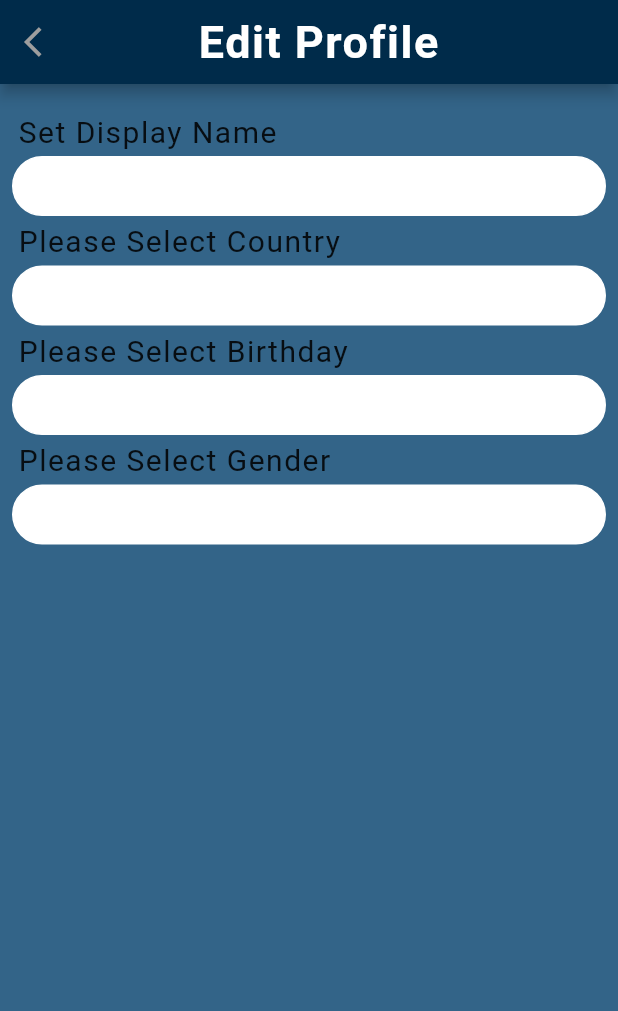
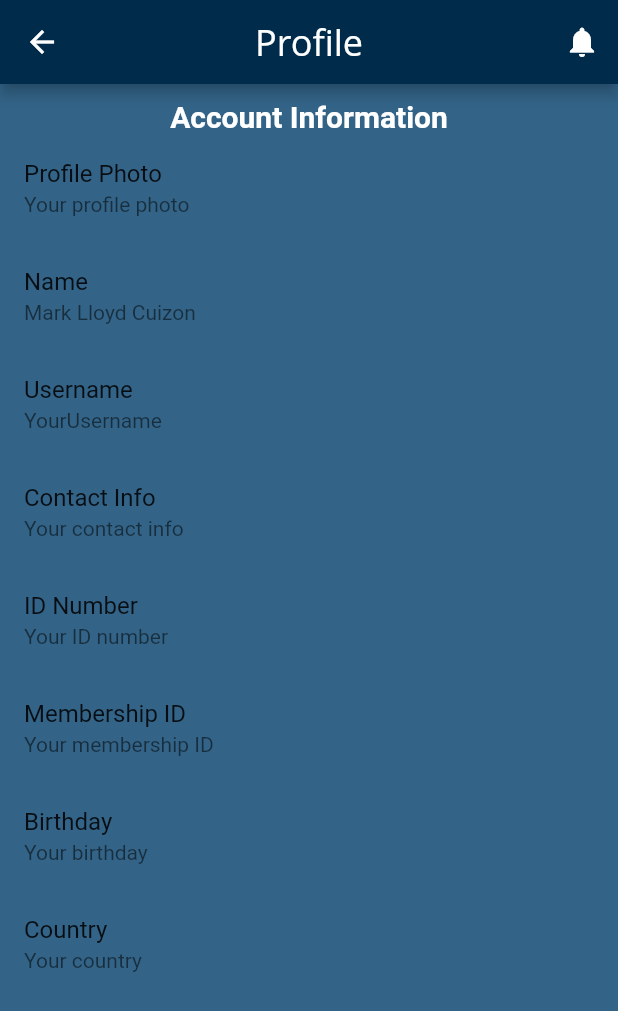
Before and after one commit to imbagalaxy1/ProfilePage, a Flutter app: the screen it shows after launch, after a tap on "Account Information", on a phone screen of 412 x 824 dp. Shown: the top 1011 px of the screen. Run offline on Flutter 3.47's test engine with Material 2 defaults, Android fonts, the phone set to English and light mode, and no system bars; our stand-ins replace font_awesome_flutter; Roboto replaces fonts that are missing (Open Sans).

Commit message:
Added ProfileAppBar

```diff
--- a/lib/components/Profile_appbar.dart
+++ b/lib/components/Profile_appbar.dart
@@ -1,33 +1,46 @@
+import 'dart:ui';
+
 import 'package:flutter/material.dart';
+import 'package:profile_page/components/NotificationPage.dart';
 
 class ProfileAppBar extends StatelessWidget implements PreferredSizeWidget {
-  const ProfileAppBar({Key? key}) : super(key: key);
+  final String title;
+
+  const ProfileAppBar({Key? key, required this.title}) : super(key: key);
+
 
   @override
   Widget build(BuildContext context) {
+    return appbar(context);
+  }
+
+  AppBar appbar(BuildContext context){
     return AppBar(
-        backgroundColor: const Color(0xFF002b4a),
-        title: const Padding(
-          padding: EdgeInsets.symmetric(horizontal: 90.0),
-          child: Row(
-            children: [
-              Text(
-              "Profile",
-             style: TextStyle(
-              fontSize: 30.0,
-              fontWeight: FontWeight.bold,
-              letterSpacing: 1.0,
-             ),
-             ),
-            ]
-          ),
+      backgroundColor: const Color(0xFF002B4A),
+      centerTitle: true,
+      title: Text(
+        title,
+        style: const TextStyle(
+          fontSize: 24,
+          fontFamily: "Open Sans",
+          fontVariations: [
+            FontVariation('wght', 700)
+          ]
         ),
-        leading: IconButton(
-          icon: const Icon(Icons.arrow_back_ios),
-          color: Colors.grey,
-          onPressed: () => Navigator.pop(context),
-          ),
-      );
+      ),
+      actions: [
+        IconButton(
+          icon: const Icon(Icons.notifications),
+          onPressed: () {
+            navigatesToNotificationPage(context);
+          },
+        ),
+      ],
+    );
+  }
+  void navigatesToNotificationPage(BuildContext context) {
+    Navigator.push(context, MaterialPageRoute(builder: (context) => NotificationPage()));
+
   }
     @override
   Size get preferredSize => const Size.fromHeight(kToolbarHeight);
--- /dev/null
+++ b/lib/screens/account_info_screen.dart
@@ -0,0 +1,75 @@
+import 'package:flutter/material.dart';
+import 'package:profile_page/components/Profile_appbar.dart';
+
+class AccountInformationScreen extends StatefulWidget {
+  const AccountInformationScreen({super.key});
+
+  @override
+  State<AccountInformationScreen> createState() => _AccountInformationScreenState();
+}
+
+class _AccountInformationScreenState extends State<AccountInformationScreen>
+    with SingleTickerProviderStateMixin {
+  late AnimationController _controller;
+
+  @override
+  void initState() {
+    super.initState();
+    _controller = AnimationController(vsync: this);
+  }
+
+  @override
+  void dispose() {
+    _controller.dispose();
+    super.dispose();
+  }
+
+  @override
+  Widget build(BuildContext context) {
+    return Scaffold(
+      appBar: const ProfileAppBar(title: "Profile"),
+      body: Column(
+        children: [
+          const SizedBox(height: 10.0),
+          Text('Account Information',
+            style: TextStyle(
+              fontSize: 20.0,
+              fontWeight: FontWeight.bold,
+              color: Colors.white,
+            ),
+          ),
+          SingleChildScrollView(
+            child: Column(
+              crossAxisAlignment: CrossAxisAlignment.start,
+              children: [
+                AccountInfoItem(label: 'Profile Photo', value: 'Your profile photo'),
+                AccountInfoItem(label: 'Name', value: 'Mark Lloyd Cuizon'),
+                AccountInfoItem(label: 'Username', value: 'YourUsername'),
+                AccountInfoItem(label: 'Contact Info', value: 'Your contact info'),
+                AccountInfoItem(label: 'ID Number', value: 'Your ID number'),
+                AccountInfoItem(label: 'Membership ID', value: 'Your membership ID'),
+                AccountInfoItem(label: 'Birthday', value: 'Your birthday'),
+                AccountInfoItem(label: 'Country', value: 'Your country'),
+              ],
+            ),
+          ),
+        ],
+      ),
+    );
+  }
+}
+
+class AccountInfoItem extends StatelessWidget {
+  final String label;
+  final String value;
+
+  AccountInfoItem({required this.label, required this.value});
+
+  @override
+  Widget build(BuildContext context) {
+    return ListTile(
+      title: Text(label),
+      subtitle: Text(value),
+    );
+  }
+}
--- a/lib/screens/health_records_screen.dart
+++ b/lib/screens/health_records_screen.dart
@@ -13,7 +13,7 @@ class _HealthRecordScreenState extends State<HealthRecordScreen> {
   @override
   Widget build(BuildContext context) {
     return Scaffold(
-      appBar: const ProfileAppBar(),
+      appBar: const ProfileAppBar(title: "Profile"),
       body: SafeArea(
         child: ListView(
           children: [
--- a/lib/screens/language_screen.dart
+++ b/lib/screens/language_screen.dart
@@ -33,7 +33,7 @@ class _LanguageScreenState extends State<LanguageScreen> {
   @override
   Widget build(BuildContext context) {
     return Scaffold(
-      appBar: const ProfileAppBar(),
+      appBar: const ProfileAppBar(title: "Profile"),
       body: Column(
         children: [
           const SizedBox(height: 10.0,),
--- a/lib/screens/profilepage_screen.dart
+++ b/lib/screens/profilepage_screen.dart
@@ -1,7 +1,7 @@
 import 'package:flutter/material.dart';
 import 'package:font_awesome_flutter/font_awesome_flutter.dart';
 import 'package:profile_page/components/bottom_navigationbar.dart';
-import 'package:profile_page/screens/edit_profile_screen.dart';
+import 'package:profile_page/screens/account_info_screen.dart';
 import 'package:profile_page/screens/health_records_screen.dart';
 import 'package:profile_page/screens/language_screen.dart';
 import 'package:profile_page/screens/sample_screen.dart';
@@ -350,7 +350,7 @@ void _handleItemClick(BuildContext context, String title) {
     case "Account Information":
       Navigator.push(
         context,
-        MaterialPageRoute(builder: (context) => EditProfileScreen()),
+        MaterialPageRoute(builder: (context) => const AccountInformationScreen()),
       );
       break;
     case "Password & Security":
```
Also changed, not shown: lib/components/NotificationPage.dart (added, +72 -0 lines).
